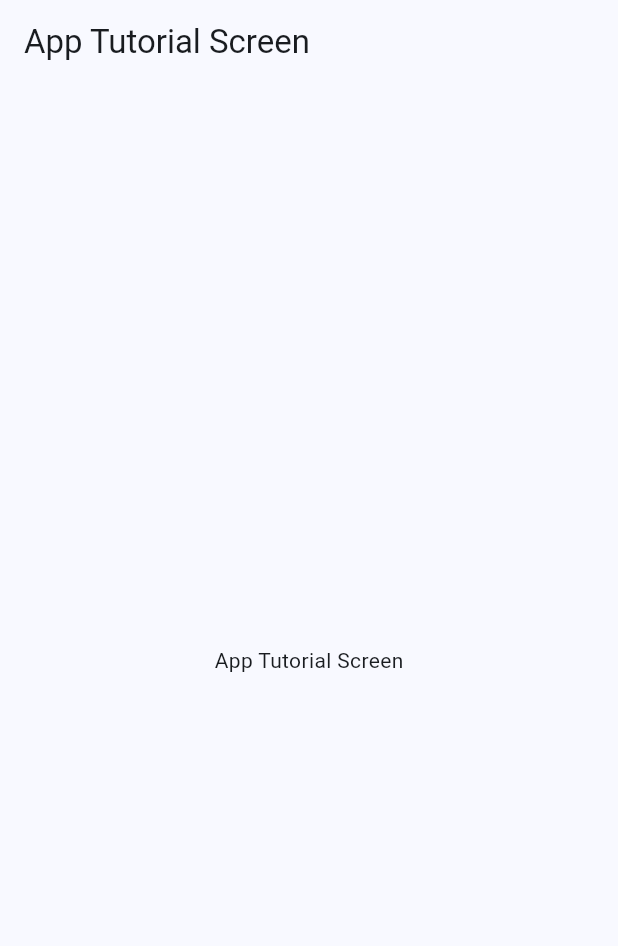
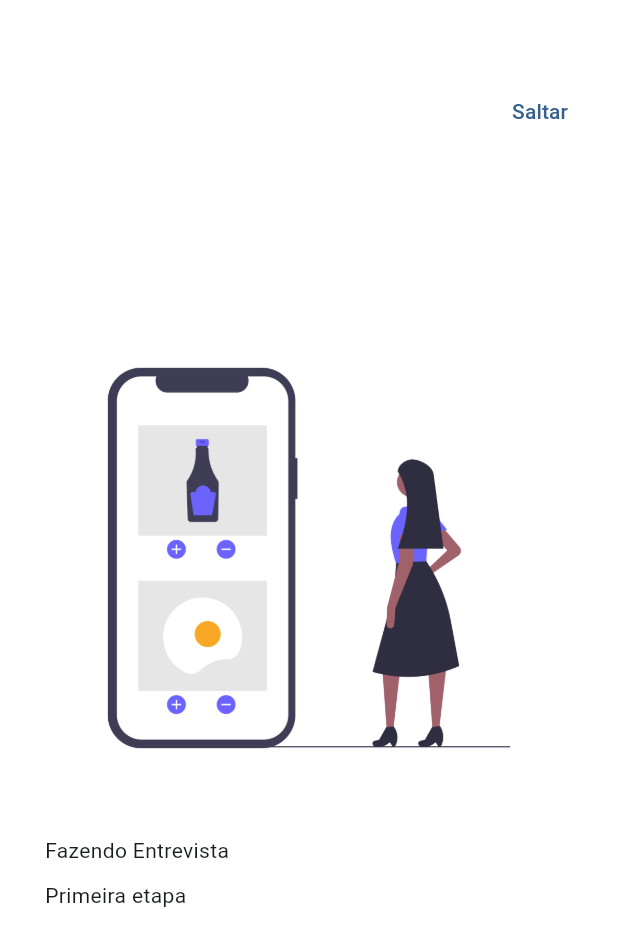
Before and after one commit to andreneri2004/collection-widgets, a Flutter app: the AppTutorialScreen screen opened by its route, on a phone screen of 412 x 824 dp. Shown: the top 946 px of the screen. Run offline on Flutter 3.47's test engine with Material 3 defaults, Android fonts, the phone set to English and light mode, and no system bars; our stand-ins replace animate_do, go_router.

Commit message:
Tela de tutorial finalizado.

```diff
--- a/lib/config/router/app_router.dart
+++ b/lib/config/router/app_router.dart
@@ -9,7 +9,7 @@ final appRouter = GoRouter(
       path: '/',
       name: HomeScreen.name,
       builder: (context, state) => HomeScreen(),
-    ), //Alternativa, rotas nomeadas.
+    ),
     GoRoute(
       path: '/buttons',
       name: ButtonsScreen.name,
--- a/lib/presentation/screens/app_tutorial/app_tutorial_screen.dart
+++ b/lib/presentation/screens/app_tutorial/app_tutorial_screen.dart
@@ -1,14 +1,128 @@
+import 'package:animate_do/animate_do.dart';
 import 'package:flutter/material.dart';
+import 'package:go_router/go_router.dart';
 
-class AppTutorialScreen extends StatelessWidget {
+class SlideInfo {
+  final String title;
+  final String caption;
+  final String imageUrl;
+
+  SlideInfo(this.title, this.caption, this.imageUrl);
+}
+
+final slides = <SlideInfo>[
+  SlideInfo('Fazendo Entrevista', 'Primeira etapa', 'assets/img/1.png'),
+  SlideInfo('Avaliação curricular', 'Segunda etapa', 'assets/img/2.png'),
+  SlideInfo('Avaliação Técnnica', 'Terceira etapa', 'assets/img/3.png'),
+];
+
+class AppTutorialScreen extends StatefulWidget {
   static const name = 'app_tutorial';
   const AppTutorialScreen({super.key});
 
   @override
+  State<AppTutorialScreen> createState() => _AppTutorialScreenState();
+}
+
+class _AppTutorialScreenState extends State<AppTutorialScreen> {
+  final PageController pageViewController = PageController();
+  bool endReached = false;
+
+  @override
+  void initState() {
+    super.initState();
+    pageViewController.addListener(() {
+      final page = pageViewController.page ?? 0;
+
+      if (!endReached && page >= (slides.length - 1.5)) {
+        setState(() {
+          endReached = true;
+        });
+      }
+    });
+  }
+
+  @override
+  void dispose() {
+    pageViewController.dispose();
+    super.dispose();
+  }
+
+  @override
   Widget build(BuildContext context) {
     return Scaffold(
-      appBar: AppBar(title: const Text('App Tutorial Screen')),
-      body: const Center(child: Text('App Tutorial Screen')),
+      backgroundColor: Colors.white,
+      body: Stack(
+        children: [
+          PageView(
+            controller: pageViewController,
+            physics: const BouncingScrollPhysics(),
+            children: slides
+                .map(
+                  (slideData) => _Slide(
+                    title: slideData.title,
+                    caption: slideData.caption,
+                    imageUrl: slideData.imageUrl,
+                  ),
+                )
+                .toList(),
+          ),
+          Positioned(
+            right: 20,
+            top: 50,
+            child: TextButton(
+              onPressed: () => context.pop(),
+              child: const Text('Saltar'),
+            ),
+          ),
+
+          endReached
+              ? Positioned(
+                  bottom: 30,
+                  right: 30,
+                  child: FadeInRight(
+                    duration: Duration(seconds: 1),
+                    child: FilledButton(
+                      onPressed: () => context.pop(),
+                      child: Text('Começar'),
+                    ),
+                  ),
+                )
+              : SizedBox(),
+        ],
+      ),
     );
   }
 }
+
+class _Slide extends StatelessWidget {
+  final String title;
+  final String caption;
+  final String imageUrl;
+
+  const _Slide({
+    required this.title,
+    required this.caption,
+    required this.imageUrl,
+  });
+
+  @override
+  Widget build(BuildContext context) {
+    return Padding(
+      padding: EdgeInsetsGeometry.symmetric(horizontal: 30),
+      child: Center(
+        child: Column(
+          mainAxisAlignment: MainAxisAlignment.center,
+          crossAxisAlignment: CrossAxisAlignment.start,
+          children: [
+            Image(image: AssetImage(imageUrl)),
+            const SizedBox(height: 30),
+            Text(title),
+            const SizedBox(height: 10),
+            Text(caption),
+          ],
+        ),
+      ),
+    );
+  }
+}
```
Also changed, not shown: pubspec.yaml (+3 -9 lines), assets/img/1.png (added), assets/img/2.png (added), assets/img/3.png (added), assets/loading/jar-loading.gif (added), pubspec.lock.
